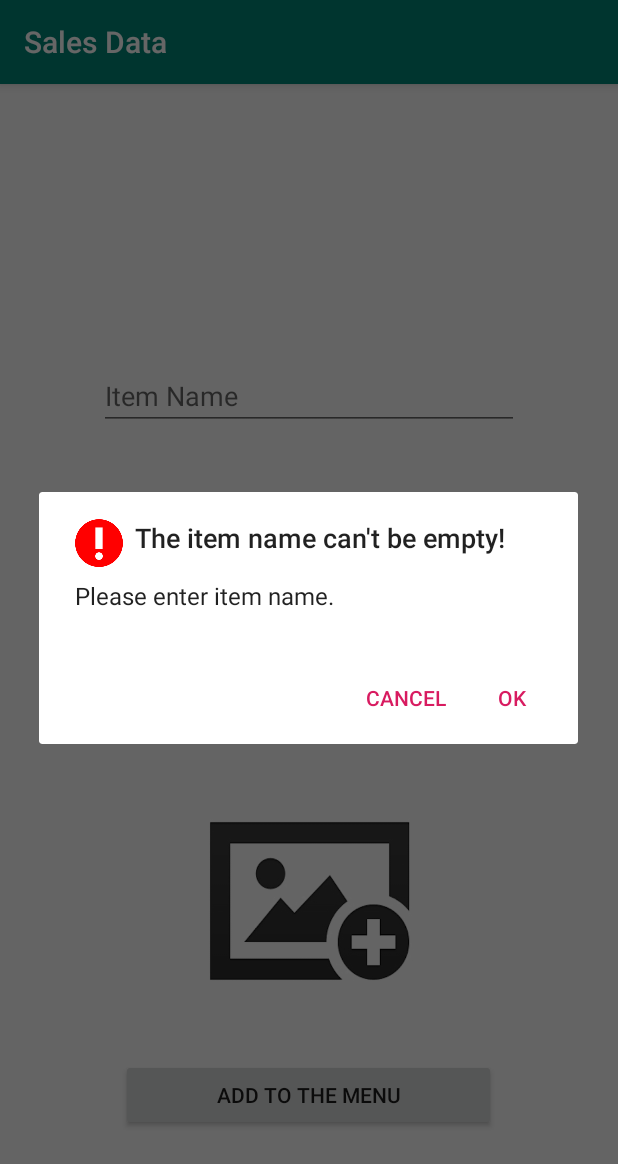
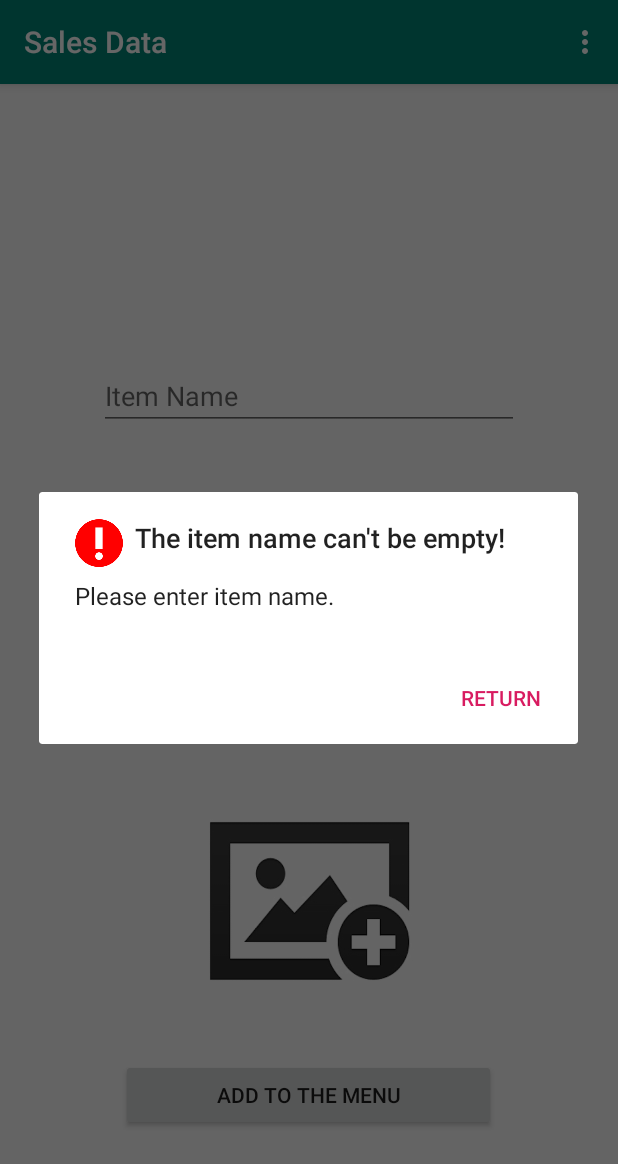
Before and after one commit to PeichenTsou/SalesRecordApp, an Android app: the fragment AddFragment shown on its own in the app's theme, after a tap on "ADD TO THE MENU", on a phone screen of 412 x 824 dp. Shown: the top 1164 px of the screen. Run offline under Robolectric (Android 15) with nearby library versions, the phone set to English and light mode, and no system bars; 3 other taps on this screen came first.

Commit message:
Feature--Add Option menu in AddFragment, and Enable RESET MENU function

```diff
--- a/SalesDateApp/app/src/main/java/com/app/fragments/AddFragment.java
+++ b/SalesDateApp/app/src/main/java/com/app/fragments/AddFragment.java
@@ -15,6 +15,9 @@ import android.provider.MediaStore;
 import android.support.v4.content.ContextCompat;
 import android.support.v7.app.AlertDialog;
 import android.view.LayoutInflater;
+import android.view.Menu;
+import android.view.MenuInflater;
+import android.view.MenuItem;
 import android.view.View;
 import android.view.ViewGroup;
 import android.widget.ArrayAdapter;
@@ -64,6 +67,7 @@ public class AddFragment extends Fragment {
 
     @Override
     public void onCreate(Bundle savedInstanceState) {
+        setHasOptionsMenu(true);
         super.onCreate(savedInstanceState);
     }
 
@@ -81,7 +85,6 @@ public class AddFragment extends Fragment {
         spinner_Classification.setAdapter(spinnerAdapter);
 
         spinner_category = (Spinner) view.findViewById(R.id.spinner_category);
-//        String[] spinnerItems_category = {"Beverage", "Food", "Snack"};  //add category
         ArrayAdapter<String> spinnerAdapter_time = new ArrayAdapter<>(view.getContext(), android.R.layout.simple_dropdown_item_1line, spinnerItems_category);
         spinner_category.setAdapter(spinnerAdapter_time);
 
@@ -130,6 +133,7 @@ public class AddFragment extends Fragment {
             startActivityForResult(intent, 0);
         }
     }
+
     @Override
     public void onRequestPermissionsResult(int requestCode, String[] permissions, int[] grantResults) {
         super.onRequestPermissionsResult(requestCode, permissions, grantResults);
@@ -145,7 +149,6 @@ public class AddFragment extends Fragment {
                 break;
         }
     }
-
 
     @Override
     public void onActivityResult(int requestCode, int resultCode, Intent data) {
@@ -174,9 +177,39 @@ public class AddFragment extends Fragment {
                 .setTitle("The item name can't be empty!")
                 .setMessage("Please enter item name.")
                 .setIcon(R.drawable.p4_warning_icon)
-                .setPositiveButton("OK", new DialogInterface.OnClickListener() {
+                .setNegativeButton("Return", new DialogInterface.OnClickListener() {
+                    public void onClick(DialogInterface dialog, int which) {
+                        dialog.dismiss();
+                    }
+                })
+                .create();
+        return myQuittingDialogBox;
+    }
+
+    @Override
+    public void onCreateOptionsMenu(Menu menu, MenuInflater inflater) {
+        inflater.inflate(R.menu.options_menu_addfragment, menu);
+    }
+
+    public boolean onOptionsItemSelected(MenuItem item) {
+        AlertDialog diaBox = WarningForDeleteWholeMenu();
+        diaBox.show();
+
+        return true;
+    }
+
+    private AlertDialog WarningForDeleteWholeMenu()
+    {
+        AlertDialog myQuittingDialogBox =new AlertDialog.Builder(getActivity())
+                //set message, title, and icon
+                .setTitle("Reset Menu")
+                .setMessage("Are you sure you want to delete ALL items in menu? This can not be undone.")
+                .setIcon(R.drawable.p4_warning_icon)
+                .setPositiveButton("Yes", new DialogInterface.OnClickListener() {
                     public void onClick(DialogInterface dialog, int whichButton) {
+                        mDBHelper.execSQL("delete from food");
                         dialog.dismiss();
+                        Toast.makeText(view.getContext(),"Menu has been reset.",Toast.LENGTH_SHORT).show();
                     }
                 })
                 .setNegativeButton("Cancel", new DialogInterface.OnClickListener() {
--- a/SalesDateApp/app/src/main/java/com/app/fragments/FoodSalesFragment.java
+++ b/SalesDateApp/app/src/main/java/com/app/fragments/FoodSalesFragment.java
@@ -124,7 +124,6 @@ public class FoodSalesFragment extends Fragment {
         return super.onContextItemSelected(item);
     }
 
-    //add delete item message
     private void deleteItem() {
         mDBHelper.execSQL("delete from food where id=?", new String[]{foodList.get(item_index).get("id").toString()});
         //
@@ -142,7 +141,7 @@ public class FoodSalesFragment extends Fragment {
         String itemname = foodList.get(item_index).get("dbfoodname").toString();
         AlertDialog myQuittingDialogBox =new AlertDialog.Builder(getActivity())
                 //set message, title, and icon
-                .setTitle("Delete")
+                .setTitle("Delete Item")
                 .setMessage("Are you sure you want to delete item \"" + itemname + "\"? This can not be undone.")
                 .setIcon(R.drawable.p3_delete_icon)
                 .setPositiveButton("Delete", new DialogInterface.OnClickListener() {
--- /dev/null
+++ b/SalesDateApp/app/src/main/res/menu/options_menu_addfragment.xml
@@ -0,0 +1,5 @@
+<?xml version="1.0" encoding="utf-8"?>
+<menu xmlns:android="http://schemas.android.com/apk/res/android">
+    <item android:id="@+id/reset_menu"
+        android:title="Reset Menu" />
+</menu>
```
